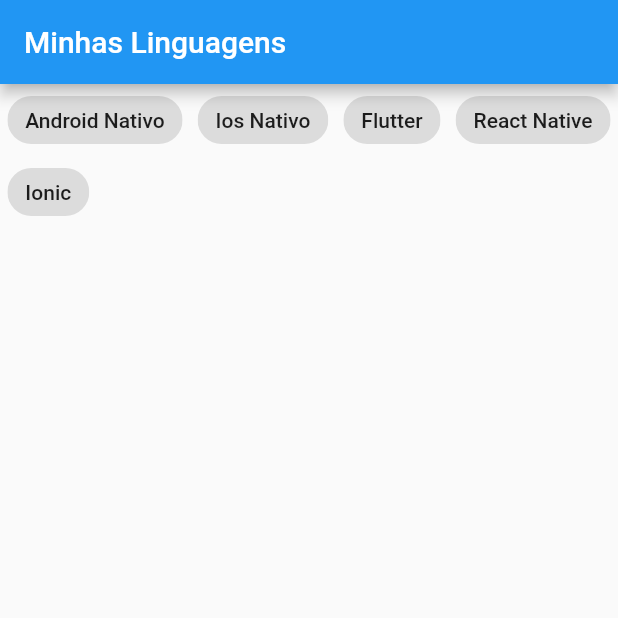
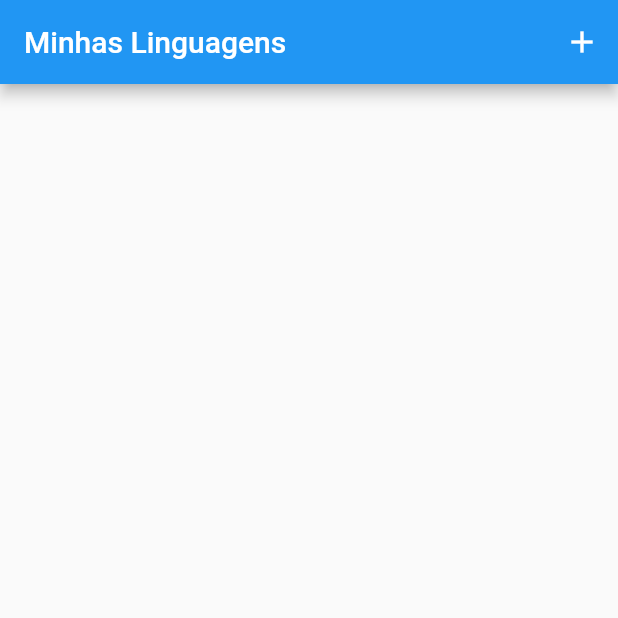
Before and after one commit to rafamazzucato/states_widgets_routes_87aoj, a Flutter app: the screen it shows after launch, on a phone screen of 412 x 824 dp, the top half of it. Run offline on Flutter 3.47's test engine with Material 2 defaults, Android fonts, the phone set to English and light mode, and no system bars.

Commit message:
aula02-conclusao

```diff
--- a/lib/main.dart
+++ b/lib/main.dart
@@ -1,4 +1,5 @@
 import 'package:flutter/material.dart';
+import 'package:states_widgets_routes/screens/add.dart';
 import 'package:states_widgets_routes/screens/home.dart';
 
 void main() {
@@ -25,7 +26,10 @@ class MyApp extends StatelessWidget {
           // is not restarted.
           primarySwatch: Colors.blue,
         ),
-      home: const MyHomePage(),
-    );
+        initialRoute: "/",
+        routes: {
+          "/": (context) => const MyHomePage(),
+          "/add": (context) => AddLanguage(),
+        });
   }
 }
--- /dev/null
+++ b/lib/screens/constants.dart
@@ -0,0 +1,3 @@
+import 'package:flutter/material.dart';
+
+const EdgeInsets padding = EdgeInsets.all(16);
--- a/lib/screens/home.dart
+++ b/lib/screens/home.dart
@@ -10,21 +10,19 @@ class MyHomePage extends StatefulWidget {
 }
 
 class _MyHomePageState extends State<MyHomePage> {
-
-  List<Language> languages = [
-    Language("Android Nativo", "Linguagens C, Java, Kotlin"),
-    Language("Ios Nativo", "Linguagens Objective-C, Swift"),
-    Language("Flutter", "Linguagens Dart"),
-    Language("React Native", "Linguagens Javascript e Typescript"),
-    Language("Ionic", "Linguagens Javascript e Typescript")
-  ];
+  List<Language> languages = [];
 
   Widget title = const Text("Minhas Linguagens");
 
   @override
   Widget build(BuildContext context) {
     return Scaffold(
-      appBar: AppBar(title: title),
+      appBar: AppBar(
+        title: title,
+        actions: [
+          IconButton(onPressed: _goToAddLanguage, icon: const Icon(Icons.add))
+        ],
+      ),
       body: Column(
         children: [
           Wrap(
@@ -37,16 +35,25 @@ class _MyHomePageState extends State<MyHomePage> {
     );
   }
 
-  List<ChoiceChip> buildChoices(){
-    return languages.map((l) => ChoiceChip(
+  void _goToAddLanguage() {
+    Future future = Navigator.pushNamed(context, "/add");
+    future.then((language) => setState(() {
+          languages.add(language);
+        }));
+  }
+
+  List<ChoiceChip> buildChoices() {
+    return languages
+        .map((l) => ChoiceChip(
             label: Text(l.title),
             selected: l.select,
             onSelected: (value) => setState(() {
                   l.select = value;
-        }))).toList();
+                })))
+        .toList();
   }
 
-  List<Widget> buildItemsList(){
+  List<Widget> buildItemsList() {
     return languages
         .where((l) => l.select)
         .map((l) => Card(
@@ -55,6 +62,7 @@ class _MyHomePageState extends State<MyHomePage> {
                 title: Text(l.title),
                 subtitle: Text(l.subTitle),
               ),
-        )).toList();
+            ))
+        .toList();
   }
 }
```
Also changed, not shown: lib/screens/add.dart (added, +67 -0 lines). Lines whose indentation alone changed are shown as unchanged.
